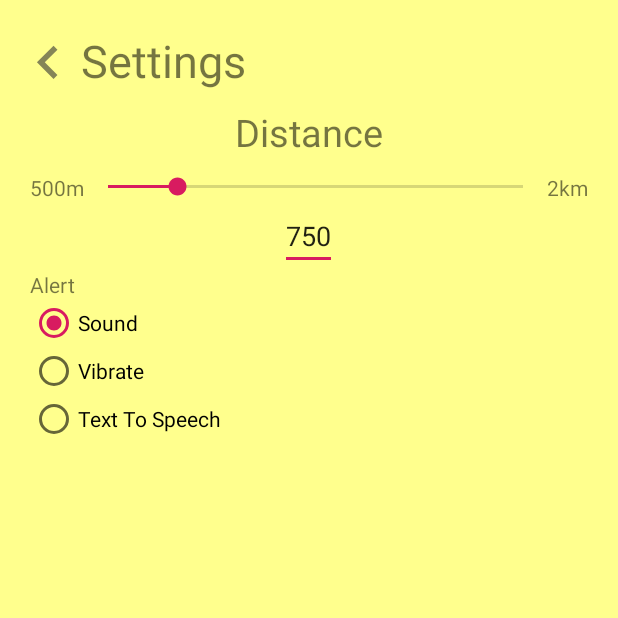
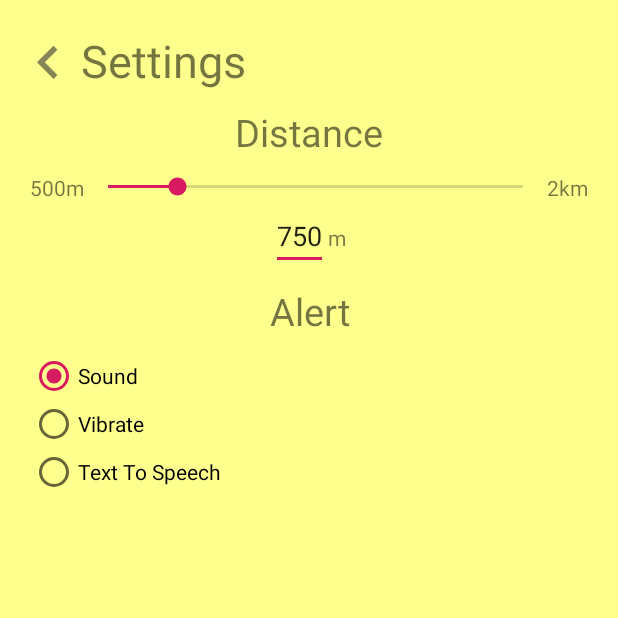
Before and after one commit to Dhillon-Prabh/WatchOut, an Android app: the screen it shows after launch (SettingsActivity), after a tap on an icon or button, on a phone screen of 412 x 824 dp, the top half of it. Run offline under Robolectric (Android 15) with nearby library versions, the phone set to English and light mode, and no system bars.

Commit message:
small fix

```diff
--- a/app/src/main/res/layout/activity_settings.xml
+++ b/app/src/main/res/layout/activity_settings.xml
@@ -61,19 +61,29 @@
             android:text="@string/max_distance" />
     </LinearLayout>
 
-    <EditText
-        android:id="@+id/distance_selected"
+    <LinearLayout
         android:layout_width="wrap_content"
         android:layout_height="wrap_content"
-        android:layout_gravity="center"
-        android:inputType="numberSigned"
-        android:text="750"/>
+        android:layout_gravity="center">
+        <EditText
+            android:id="@+id/distance_selected"
+            android:layout_width="wrap_content"
+            android:layout_height="wrap_content"
+            android:inputType="numberSigned"/>
+        <TextView
+            android:id="@+id/meter"
+            android:layout_width="wrap_content"
+            android:layout_height="wrap_content"
+            android:text="@string/meter"/>
+    </LinearLayout>
 
     <TextView
-        android:id="@+id/alertText"
+        android:id="@+id/alert_text"
         android:layout_width="match_parent"
         android:layout_height="wrap_content"
-        android:layout_gravity="center"
+        android:gravity="center"
+        android:layout_margin="10dp"
+        android:textSize="25sp"
         android:text="@string/alert_option" />
 
     <RadioGroup
--- a/app/src/main/res/values/strings.xml
+++ b/app/src/main/res/values/strings.xml
@@ -7,6 +7,7 @@
     <string name="distance">Distance</string>
     <string name="min_distance">500m</string>
     <string name="max_distance">2km</string>
+    <string name="meter">m</string>
     <string name="alert_option">Alert</string>
     <string name="vibrate">Vibrate</string>
     <string name="sound">Sound</string>
```
